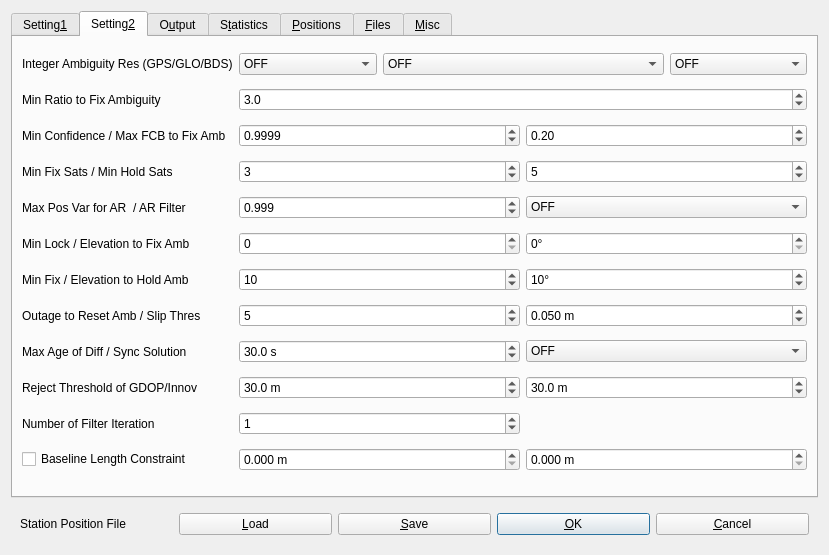
This is app/rtknavi_qt/naviopt.ui in GPSFan/RTKLIB as Qt 5 draws it before an edit. The edited form follows.
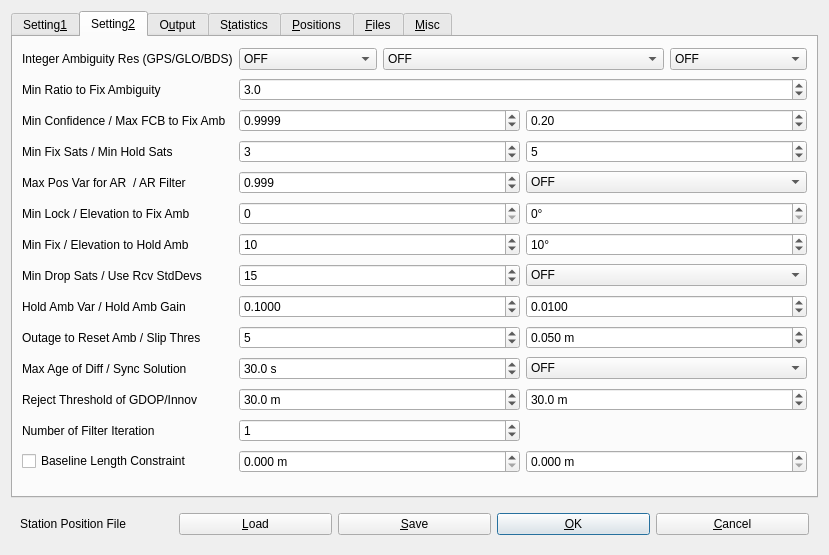
This is the edited form. The open tabs and pages were chosen to show the change. Icons and pictures are not drawn.

Commit message: rtknavi and rtkpost GUI updates for rtkexploref b26b parameters

What changed in the file:
```diff
--- a/app/rtknavi_qt/naviopt.ui
+++ b/app/rtknavi_qt/naviopt.ui
@@ -708,6 +708,13 @@
        <string>Setting&amp;2</string>
       </attribute>
       <layout class="QGridLayout" name="gridLayout_2">
+       <item row="11" column="0">
+        <widget class="QLabel" name="label">
+         <property name="text">
+          <string>Hold Amb Var / Hold Amb Gain</string>
+         </property>
+        </widget>
+       </item>
        <item row="5" column="0">
         <widget class="QLabel" name="Label49">
          <property name="text">
@@ -735,7 +742,7 @@
          </property>
         </widget>
        </item>
-       <item row="17" column="1" colspan="2">
+       <item row="19" column="1" colspan="2">
         <widget class="QSpinBox" name="NumIter">
          <property name="value">
           <number>1</number>
@@ -749,7 +756,7 @@
          </property>
         </widget>
        </item>
-       <item row="18" column="3" colspan="2">
+       <item row="20" column="3" colspan="2">
         <widget class="QDoubleSpinBox" name="BaselineSig">
          <property name="suffix">
           <string> m</string>
@@ -769,7 +776,7 @@
          </property>
         </widget>
        </item>
-       <item row="18" column="1" colspan="2">
+       <item row="20" column="1" colspan="2">
         <widget class="QDoubleSpinBox" name="BaselineLen">
          <property name="suffix">
           <string> m</string>
@@ -821,7 +828,7 @@
          </property>
         </widget>
        </item>
-       <item row="13" column="1" colspan="2">
+       <item row="15" column="1" colspan="2">
         <widget class="QDoubleSpinBox" name="MaxAgeDiff">
          <property name="suffix">
           <string> s</string>
@@ -969,7 +976,7 @@
          </property>
         </widget>
        </item>
-       <item row="11" column="1" colspan="2">
+       <item row="13" column="1" colspan="2">
         <widget class="QSpinBox" name="OutCntResetAmb">
          <property name="maximum">
           <number>1000</number>
@@ -992,7 +999,7 @@
          </property>
         </widget>
        </item>
-       <item row="11" column="0">
+       <item row="13" column="0">
         <widget class="QLabel" name="Label22">
          <property name="enabled">
           <bool>true</bool>
@@ -1005,7 +1012,7 @@
          </property>
         </widget>
        </item>
-       <item row="13" column="0">
+       <item row="15" column="0">
         <widget class="QLabel" name="Label14">
          <property name="enabled">
           <bool>true</bool>
@@ -1018,7 +1025,7 @@
          </property>
         </widget>
        </item>
-       <item row="13" column="3" colspan="2">
+       <item row="15" column="3" colspan="2">
         <widget class="QComboBox" name="SyncSol">
          <property name="enabled">
           <bool>true</bool>
@@ -1038,7 +1045,20 @@
          </item>
         </widget>
        </item>
-       <item row="15" column="0">
+       <item row="20" column="0">
+        <widget class="QCheckBox" name="BaselineConst">
+         <property name="toolTip">
+          <string/>
+         </property>
+         <property name="text">
+          <string>Baseline Length Constraint</string>
+         </property>
+         <property name="checked">
+          <bool>false</bool>
+         </property>
+        </widget>
+       </item>
+       <item row="17" column="0">
         <widget class="QLabel" name="Label11">
          <property name="enabled">
           <bool>true</bool>
@@ -1051,7 +1071,7 @@
          </property>
         </widget>
        </item>
-       <item row="17" column="0">
+       <item row="19" column="0">
         <widget class="QLabel" name="Label37">
          <property name="enabled">
           <bool>true</bool>
@@ -1064,33 +1084,7 @@
          </property>
         </widget>
        </item>
-       <item row="18" column="0">
-        <widget class="QCheckBox" name="BaselineConst">
-         <property name="toolTip">
-          <string/>
-         </property>
-         <property name="text">
-          <string>Baseline Length Constraint</string>
-         </property>
-         <property name="checked">
-          <bool>false</bool>
-         </property>
-        </widget>
-       </item>
-       <item row="15" column="1" colspan="2">
-        <widget class="QDoubleSpinBox" name="RejectGdop">
-         <property name="suffix">
-          <string> m</string>
-         </property>
-         <property name="decimals">
-          <number>1</number>
-         </property>
-         <property name="value">
-          <double>30.000000000000000</double>
-         </property>
-        </widget>
-       </item>
-       <item row="15" column="3" colspan="2">
+       <item row="17" column="3" colspan="2">
         <widget class="QDoubleSpinBox" name="RejectThres">
          <property name="suffix">
           <string> m</string>
@@ -1103,16 +1097,16 @@
          </property>
         </widget>
        </item>
-       <item row="11" column="3" colspan="2">
-        <widget class="QDoubleSpinBox" name="SlipThres">
+       <item row="17" column="1" colspan="2">
+        <widget class="QDoubleSpinBox" name="RejectGdop">
          <property name="suffix">
           <string> m</string>
          </property>
          <property name="decimals">
-          <number>3</number>
+          <number>1</number>
          </property>
          <property name="value">
-          <double>0.050000000000000</double>
+          <double>30.000000000000000</double>
          </property>
         </widget>
        </item>
@@ -1130,6 +1124,19 @@
          </property>
         </widget>
        </item>
+       <item row="13" column="3" colspan="2">
+        <widget class="QDoubleSpinBox" name="SlipThres">
+         <property name="suffix">
+          <string> m</string>
+         </property>
+         <property name="decimals">
+          <number>3</number>
+         </property>
+         <property name="value">
+          <double>0.050000000000000</double>
+         </property>
+        </widget>
+       </item>
        <item row="5" column="3" colspan="2">
         <widget class="QSpinBox" name="MinHoldSats">
          <property name="value">
@@ -1167,6 +1174,78 @@
          </item>
         </widget>
        </item>
+       <item row="10" column="0">
+        <widget class="QLabel" name="label_2">
+         <property name="text">
+          <string>Min Drop Sats / Use Rcv StdDevs</string>
+         </property>
+        </widget>
+       </item>
+       <item row="10" column="1" colspan="2">
+        <widget class="QSpinBox" name="MinDropSats">
+         <property name="value">
+          <number>15</number>
+         </property>
+        </widget>
+       </item>
+       <item row="11" column="1" colspan="2">
+        <widget class="QDoubleSpinBox" name="VarHoldAmb">
+         <property name="decimals">
+          <number>4</number>
+         </property>
+         <property name="maximum">
+          <double>1.000000000000000</double>
+         </property>
+         <property name="singleStep">
+          <double>0.001000000000000</double>
+         </property>
+         <property name="value">
+          <double>0.100000000000000</double>
+         </property>
+        </widget>
+       </item>
+       <item row="10" column="3" colspan="2">
+        <widget class="QComboBox" name="RcvStds">
+         <property name="enabled">
+          <bool>true</bool>
+         </property>
+         <property name="toolTip">
+          <string/>
+         </property>
+         <property name="currentText">
+          <string>OFF</string>
+         </property>
+         <property name="currentIndex">
+          <number>0</number>
+         </property>
+         <item>
+          <property name="text">
+           <string>OFF</string>
+          </property>
+         </item>
+         <item>
+          <property name="text">
+           <string>ON</string>
+          </property>
+         </item>
+        </widget>
+       </item>
+       <item row="11" column="3" colspan="2">
+        <widget class="QDoubleSpinBox" name="GainHoldAmb">
+         <property name="decimals">
+          <number>4</number>
+         </property>
+         <property name="maximum">
+          <double>1.000000000000000</double>
+         </property>
+         <property name="singleStep">
+          <double>0.001000000000000</double>
+         </property>
+         <property name="value">
+          <double>0.010000000000000</double>
+         </property>
+        </widget>
+       </item>
       </layout>
      </widget>
      <widget class="QWidget" name="TabSheet3">
```
Left out of the diff: 10 changed lines with no effect on the pictures. The commit also changes 1 other file.
